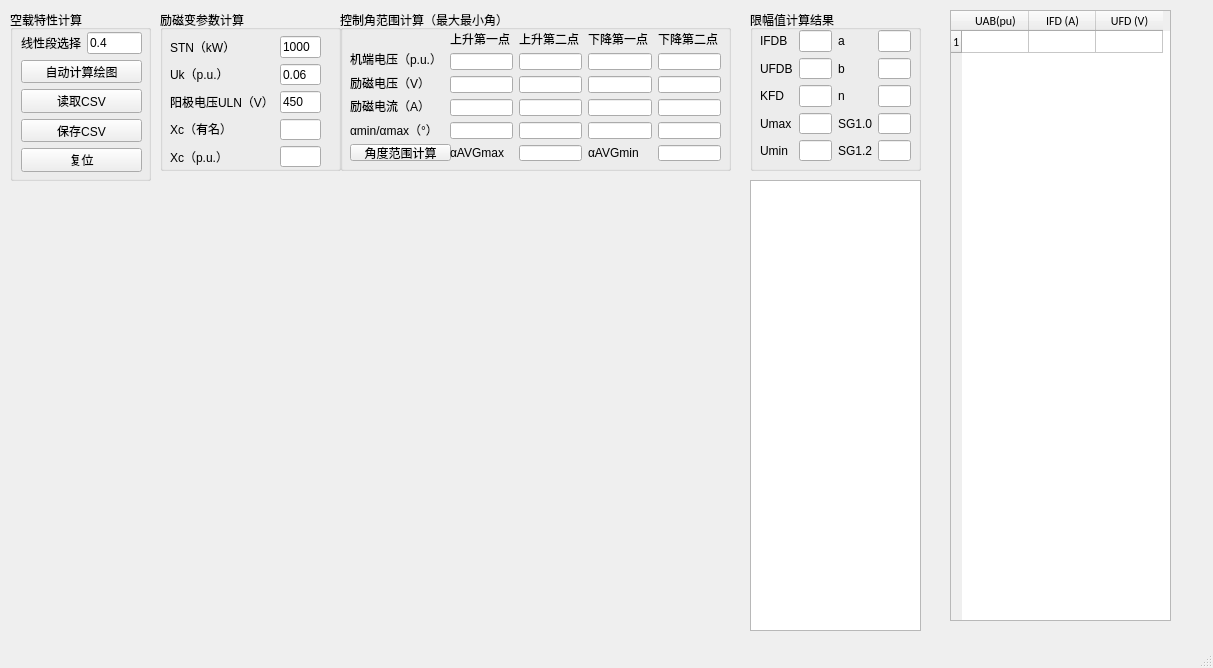
First picture: the form in kongzaiQMainWindow.ui, repository fly1057/noloadcharacteristic, before the edit.
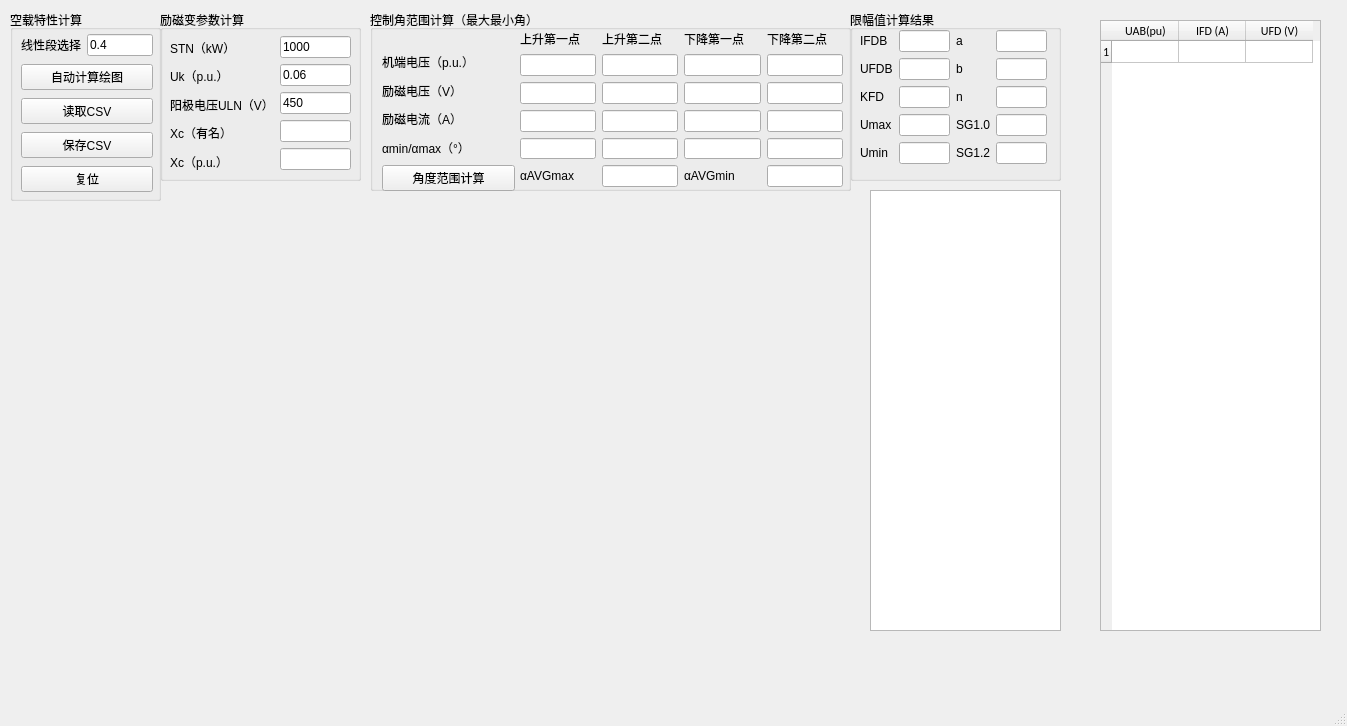
Second picture: the form after the edit.

```diff
--- a/kongzaiQMainWindow.ui
+++ b/kongzaiQMainWindow.ui
@@ -6,8 +6,8 @@
    <rect>
     <x>0</x>
     <y>0</y>
-    <width>1213</width>
-    <height>668</height>
+    <width>1347</width>
+    <height>726</height>
    </rect>
   </property>
   <property name="windowTitle">
@@ -19,8 +19,8 @@
      <rect>
       <x>10</x>
       <y>10</y>
-      <width>141</width>
-      <height>171</height>
+      <width>151</width>
+      <height>191</height>
      </rect>
     </property>
     <property name="title">
@@ -31,8 +31,8 @@
       <rect>
        <x>11</x>
        <y>22</y>
-       <width>121</width>
-       <height>140</height>
+       <width>132</width>
+       <height>165</height>
       </rect>
      </property>
      <layout class="QVBoxLayout" name="verticalLayout_4">
@@ -88,10 +88,10 @@
    <widget class="QGroupBox" name="groupBox_LimiterCalculate">
     <property name="geometry">
      <rect>
-      <x>750</x>
+      <x>850</x>
       <y>10</y>
-      <width>171</width>
-      <height>161</height>
+      <width>211</width>
+      <height>171</height>
      </rect>
     </property>
     <property name="title">
@@ -102,8 +102,8 @@
       <rect>
        <x>10</x>
        <y>20</y>
-       <width>151</width>
-       <height>131</height>
+       <width>187</width>
+       <height>135</height>
       </rect>
      </property>
      <layout class="QGridLayout" name="gridLayout_2">
@@ -214,9 +214,9 @@
     <property name="geometry">
      <rect>
       <x>10</x>
-      <y>180</y>
-      <width>721</width>
-      <height>451</height>
+      <y>210</y>
+      <width>761</width>
+      <height>421</height>
      </rect>
     </property>
     <layout class="QVBoxLayout" name="verticalLayout_mpl"/>
@@ -226,8 +226,8 @@
      <rect>
       <x>160</x>
       <y>10</y>
-      <width>181</width>
-      <height>161</height>
+      <width>201</width>
+      <height>171</height>
      </rect>
     </property>
     <property name="title">
@@ -238,8 +238,8 @@
       <rect>
        <x>10</x>
        <y>26</y>
-       <width>151</width>
-       <height>131</height>
+       <width>181</width>
+       <height>137</height>
       </rect>
      </property>
      <layout class="QHBoxLayout" name="horizontalLayout">
@@ -322,8 +322,8 @@
    <widget class="QTableWidget" name="tableWidget_RawData">
     <property name="geometry">
      <rect>
-      <x>950</x>
-      <y>10</y>
+      <x>1100</x>
+      <y>20</y>
       <width>221</width>
       <height>611</height>
      </rect>
@@ -403,10 +403,10 @@
    <widget class="QGroupBox" name="groupBox_ControlAngleCalculate">
     <property name="geometry">
      <rect>
-      <x>340</x>
+      <x>370</x>
       <y>10</y>
-      <width>391</width>
-      <height>161</height>
+      <width>481</width>
+      <height>181</height>
      </rect>
     </property>
     <property name="acceptDrops">
@@ -424,10 +424,10 @@
     <widget class="QWidget" name="layoutWidget">
      <property name="geometry">
       <rect>
-       <x>10</x>
+       <x>12</x>
        <y>40</y>
-       <width>101</width>
-       <height>111</height>
+       <width>133</width>
+       <height>141</height>
       </rect>
      </property>
      <layout class="QVBoxLayout" name="verticalLayout_5">
@@ -471,10 +471,10 @@
     <widget class="QWidget" name="layoutWidget">
      <property name="geometry">
       <rect>
-       <x>110</x>
+       <x>150</x>
        <y>20</y>
-       <width>271</width>
-       <height>131</height>
+       <width>323</width>
+       <height>157</height>
       </rect>
      </property>
      <layout class="QGridLayout" name="gridLayout">
@@ -580,10 +580,10 @@
    <widget class="QTextBrowser" name="textBrowser">
     <property name="geometry">
      <rect>
-      <x>750</x>
-      <y>180</y>
-      <width>171</width>
-      <height>451</height>
+      <x>870</x>
+      <y>190</y>
+      <width>191</width>
+      <height>441</height>
      </rect>
     </property>
    </widget>
```
Left out of the diff: 4 changed lines with no effect on the pictures.
